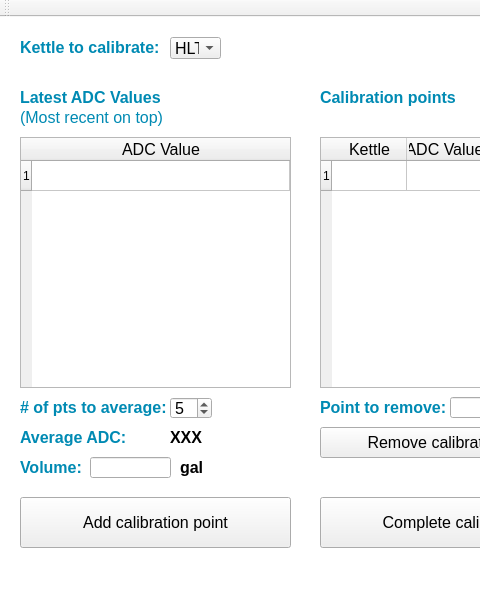
The window that UI/AutomatedBreweryUI/VolumeCalibrationDialog.ui (Bobstin/AutomatedBrewery) describes before a commit, drawn with Qt 5; both pictures show x 0 to 480 and y 0 to 608 of the 1233 by 608 pixel window.
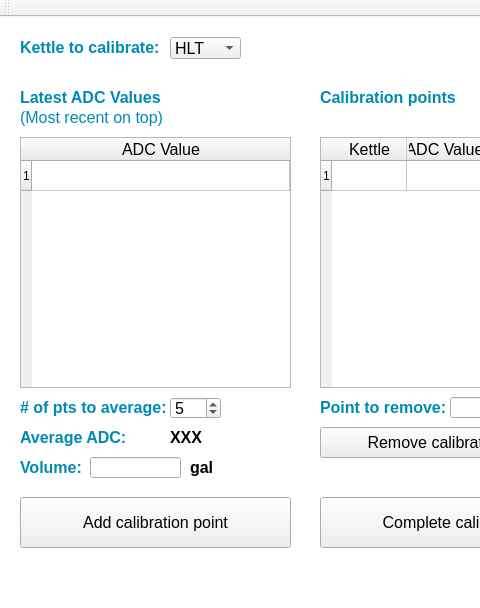
The same window after the commit.

Commit message: Small updates to calibration dialog UIs

What changed in the file:
```diff
--- a/UI/AutomatedBreweryUI/VolumeCalibrationDialog.ui
+++ b/UI/AutomatedBreweryUI/VolumeCalibrationDialog.ui
@@ -269,7 +269,7 @@
      <rect>
       <x>170</x>
       <y>410</y>
-      <width>81</width>
+      <width>91</width>
       <height>21</height>
      </rect>
     </property>
@@ -319,7 +319,7 @@
      <rect>
       <x>170</x>
       <y>380</y>
-      <width>42</width>
+      <width>51</width>
       <height>22</height>
      </rect>
     </property>
@@ -385,7 +385,7 @@
      <rect>
       <x>90</x>
       <y>440</y>
-      <width>81</width>
+      <width>91</width>
       <height>21</height>
      </rect>
     </property>
@@ -399,7 +399,7 @@
    <widget class="QLabel" name="label_26">
     <property name="geometry">
      <rect>
-      <x>180</x>
+      <x>190</x>
       <y>440</y>
       <width>81</width>
       <height>21</height>
@@ -511,7 +511,7 @@
      <rect>
       <x>170</x>
       <y>20</y>
-      <width>51</width>
+      <width>71</width>
       <height>22</height>
      </rect>
     </property>
```
The commit also changes 1 other file.
